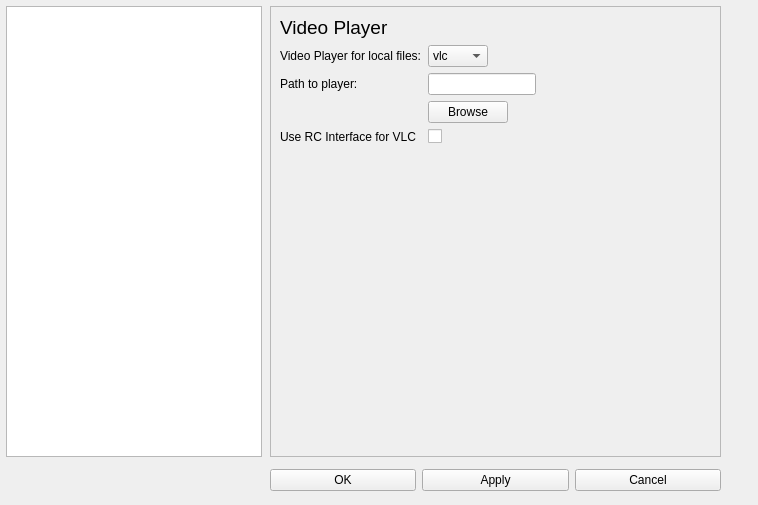
EneApp/Ene, file ene/resources/settings_window.ui: the form before one commit.
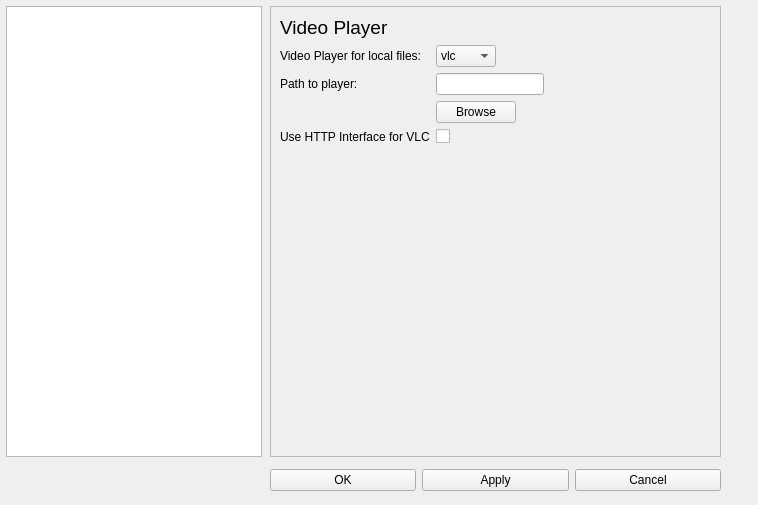
The form after the commit.

Commit message: Add settings to use HTTP VLC Player

```diff
--- a/ene/resources/settings_window.ui
+++ b/ene/resources/settings_window.ui
@@ -123,7 +123,7 @@
        <item row="8" column="0">
         <widget class="QLabel" name="label_rc">
          <property name="text">
-          <string>Use RC Interface for VLC</string>
+          <string>Use HTTP Interface for VLC</string>
          </property>
         </widget>
        </item>
```
Left out of the diff: 4 changed lines with no effect on the pictures. The commit also changes 4 other files.
